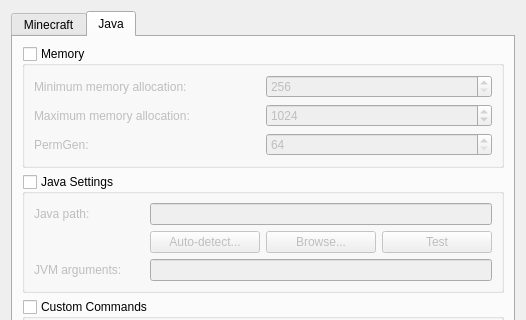
Qt form gui/dialogs/InstanceSettings.ui (FreesmTeam/FreesmLauncher) before a commit; both pictures show x 0 to 526 and y 0 to 320 of the 526 by 637 pixel window.
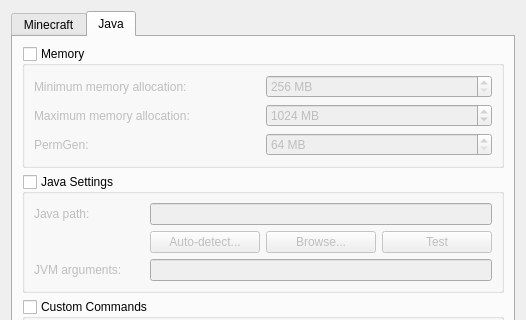
The same form after that commit. The open tabs and pages were chosen to show the change.

Commit message: Add "MB" as a suffix to memory spinboxes

The edit to the form file:
```diff
--- a/gui/dialogs/InstanceSettings.ui
+++ b/gui/dialogs/InstanceSettings.ui
@@ -168,6 +168,9 @@
          <layout class="QGridLayout" name="gridLayout_2">
           <item row="1" column="1">
            <widget class="QSpinBox" name="maxMemSpinBox">
+            <property name="suffix">
+             <string> MB</string>
+            </property>
             <property name="minimum">
              <number>512</number>
             </property>
@@ -198,6 +201,9 @@
           </item>
           <item row="0" column="1">
            <widget class="QSpinBox" name="minMemSpinBox">
+            <property name="suffix">
+             <string> MB</string>
+            </property>
             <property name="minimum">
              <number>256</number>
             </property>
@@ -214,6 +220,9 @@
           </item>
           <item row="2" column="1">
            <widget class="QSpinBox" name="permGenSpinBox">
+            <property name="suffix">
+             <string> MB</string>
+            </property>
             <property name="minimum">
              <number>64</number>
             </property>
```
The commit also changes 1 other file.
